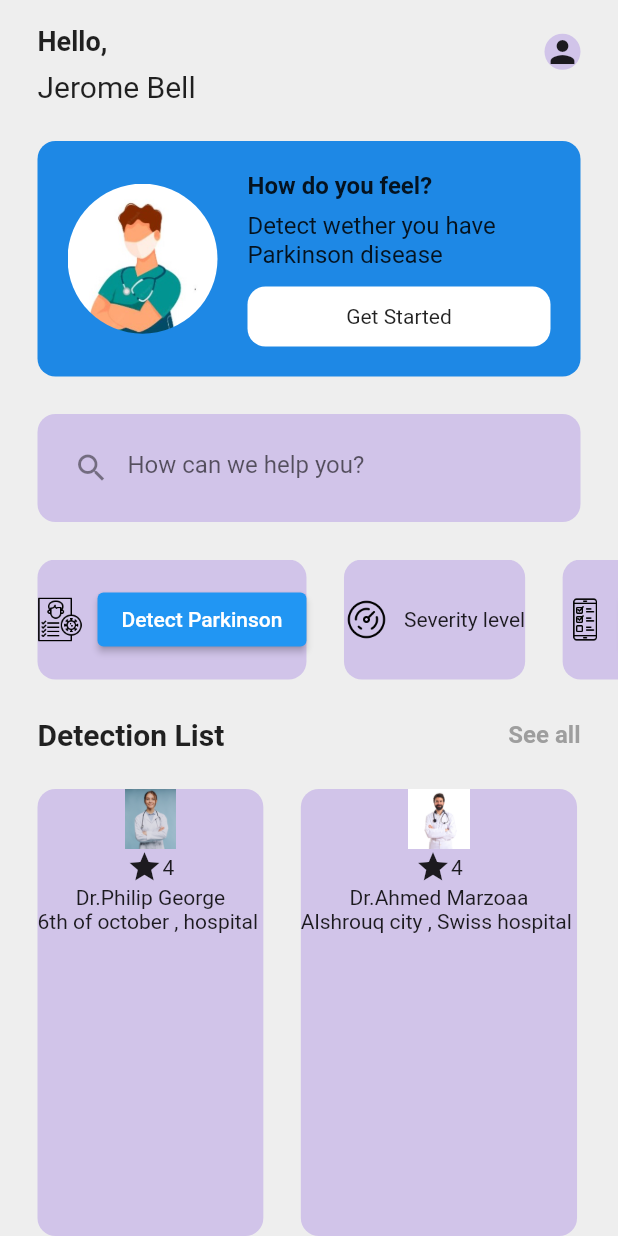
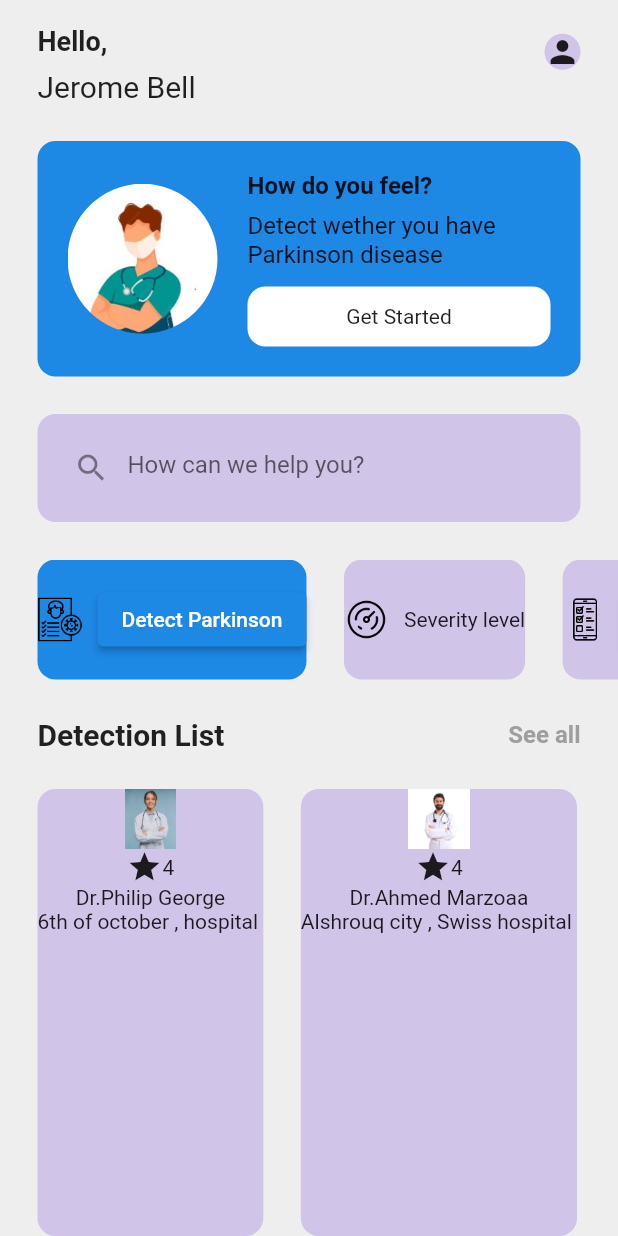
Before and after one commit to sajasaadoun/EasyPark, a Flutter app: the screen it shows after launch, on a phone screen of 412 x 824 dp. Run offline on Flutter 3.47's test engine with Material 2 defaults, Android fonts, the phone set to English and light mode, and no system bars; our stand-ins replace permission_handler; missing offline and left inert: dart:ffi, flutter_emoji, flutter_sound.

Commit message:
update the home page

```diff
--- a/easypark/lib/screens/homepage.dart
+++ b/easypark/lib/screens/homepage.dart
@@ -141,7 +141,7 @@ class _HomePageState extends State<HomePage> {
                     child: Container(
                       decoration: BoxDecoration(
                         borderRadius: BorderRadius.circular(12),
-                        color: Colors.deepPurple[100],
+                        color: Colors.blue[600],
                       ),
                       child: Row(
                         children: [
@@ -151,6 +151,9 @@ class _HomePageState extends State<HomePage> {
                           ),
                           ElevatedButton(
                               onPressed: () {},
+                              style: ElevatedButton.styleFrom(
+                                backgroundColor: Colors.blue[600],
+                              ),
                               child: const Text('Detect Parkinson')),
                         ],
                       ),
```
